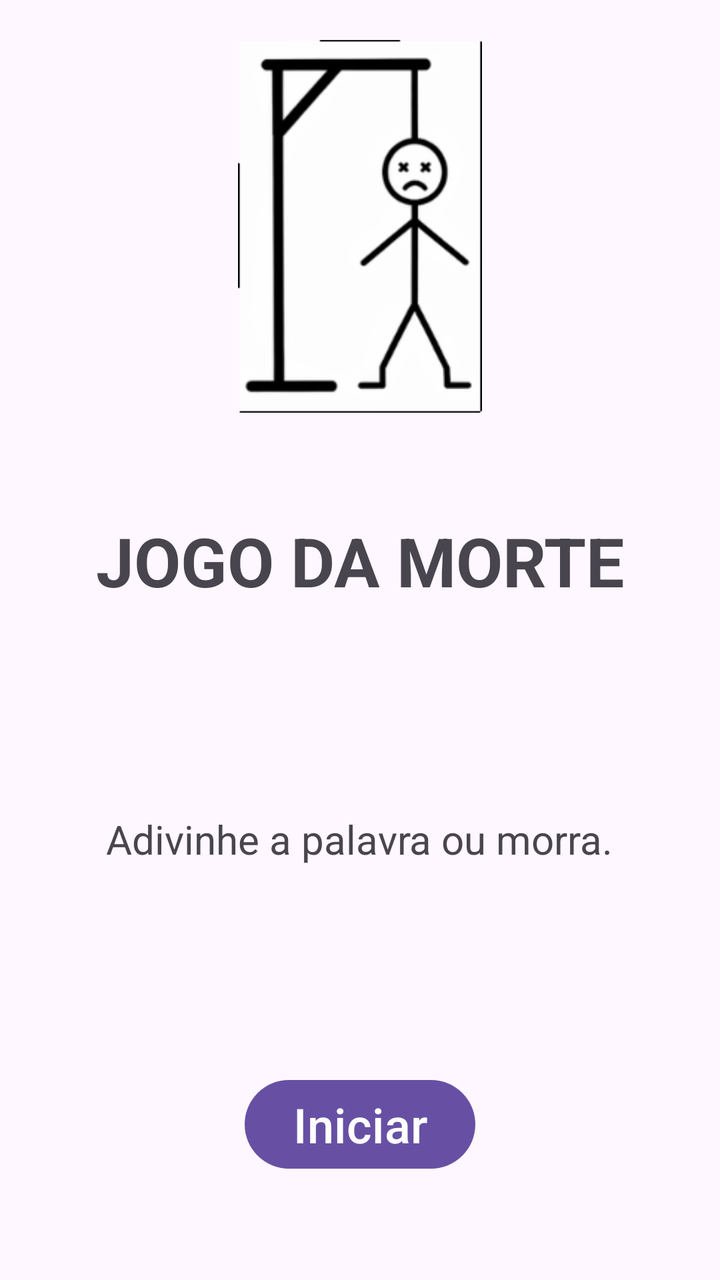
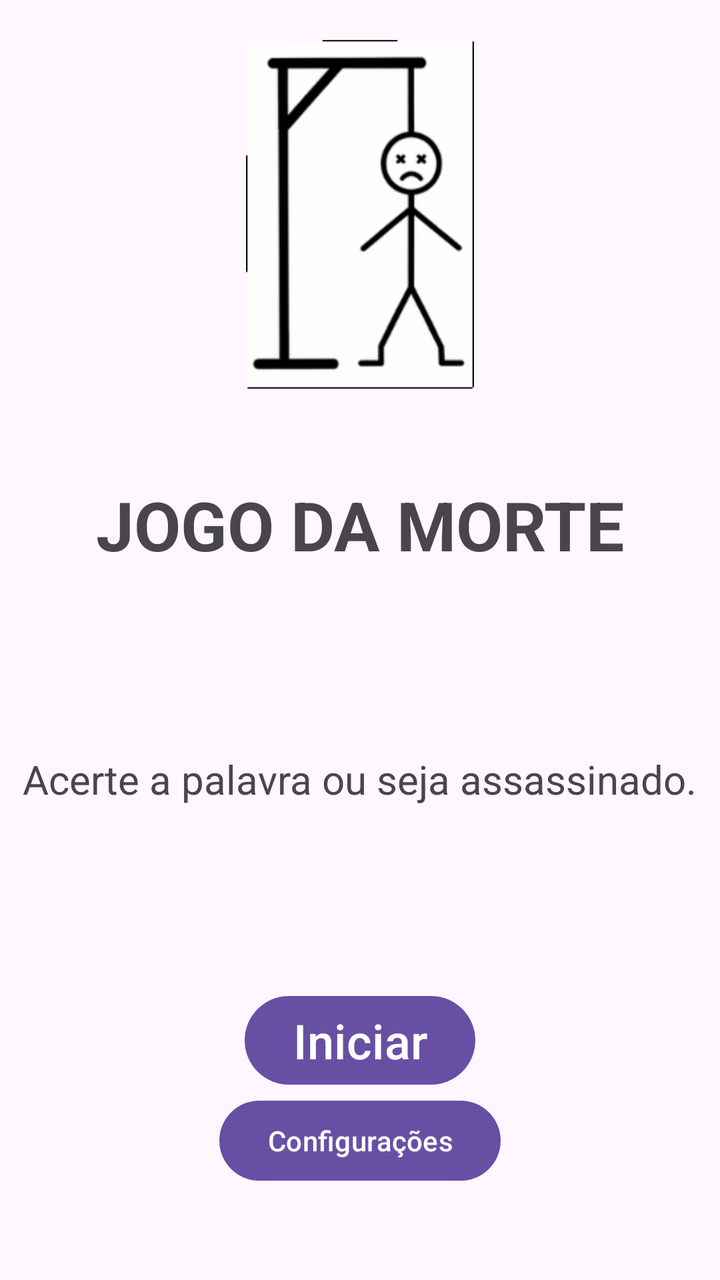

Before-and-after screenshots of an Android layout around one commit, followed by the original layout XML and the change that was made.
<!-- AndroidManifest.xml: application theme Theme.OHMYGOD -->
<!-- res/layout/activity_main.xml -->
<?xml version="1.0" encoding="utf-8"?>
<LinearLayout xmlns:android="http://schemas.android.com/apk/res/android"
    xmlns:app="http://schemas.android.com/apk/res-auto"
    xmlns:tools="http://schemas.android.com/tools"
    android:id="@+id/main"
    android:layout_width="match_parent"
    android:layout_height="match_parent"
    android:gravity="center"
    android:orientation="vertical"
    tools:context=".MainActivity">

    <LinearLayout
        android:layout_width="match_parent"
        android:layout_height="wrap_content"
        android:layout_weight="0.25"
        android:gravity="center"
        android:orientation="vertical">

        <ImageView
            android:id="@+id/imageView"
            android:layout_width="match_parent"
            android:layout_height="match_parent"
            android:layout_marginTop="20dp"
            app:srcCompat="@drawable/forca_10_9" />
    </LinearLayout>

    <LinearLayout
        android:layout_width="match_parent"
        android:layout_height="wrap_content"
        android:layout_weight="0.25"
        android:gravity="center"
        android:orientation="vertical">

        <TextView
            android:id="@+id/textView"
            android:layout_width="wrap_content"
            android:layout_height="wrap_content"
            android:text="JOGO DA MORTE"
            android:textSize="34sp"
            android:textStyle="bold" />
    </LinearLayout>

    <LinearLayout
        android:layout_width="match_parent"
        android:layout_height="wrap_content"
        android:layout_weight="0.25"
        android:gravity="center"
        android:orientation="vertical">

        <TextView
            android:id="@+id/textView2"
            android:layout_width="wrap_content"
            android:layout_height="wrap_content"
            android:text="Adivinhe a palavra ou morra."
            android:textSize="20sp" />
    </LinearLayout>

    <LinearLayout
        android:layout_width="match_parent"
        android:layout_height="wrap_content"
        android:layout_weight="0.25"
        android:gravity="center"
        android:orientation="vertical">

        <Button
            android:id="@+id/button"
            android:layout_width="wrap_content"
            android:layout_height="wrap_content"
            android:text="Iniciar"
            android:textSize="24sp" />
    </LinearLayout>
</LinearLayout>
<!-- resources referenced by this layout -->
<resources>
  <!-- drawable forca_10_9: png bitmap (drawable-hdpi, 9468 bytes) -->
  <style name="Theme.OHMYGOD" parent="Base.Theme.OHMYGOD" />
  <style name="Base.Theme.OHMYGOD" parent="Theme.Material3.DayNight.NoActionBar">
          
          
      </style>
</resources>

<!-- the commit's change to res/layout/activity_main.xml (unified diff, before → after) -->
@@ -51,7 +51,7 @@
             android:id="@+id/textView2"
             android:layout_width="wrap_content"
             android:layout_height="wrap_content"
-            android:text="Adivinhe a palavra ou morra."
+            android:text="Acerte a palavra ou seja assassinado."
             android:textSize="20sp" />
     </LinearLayout>
 
@@ -68,5 +68,12 @@
             android:layout_height="wrap_content"
             android:text="Iniciar"
             android:textSize="24sp" />
+
+        <Button
+            android:id="@+id/button4"
+            android:layout_width="wrap_content"
+            android:layout_height="wrap_content"
+            android:text="Configurações" />
+
     </LinearLayout>
 </LinearLayout>
